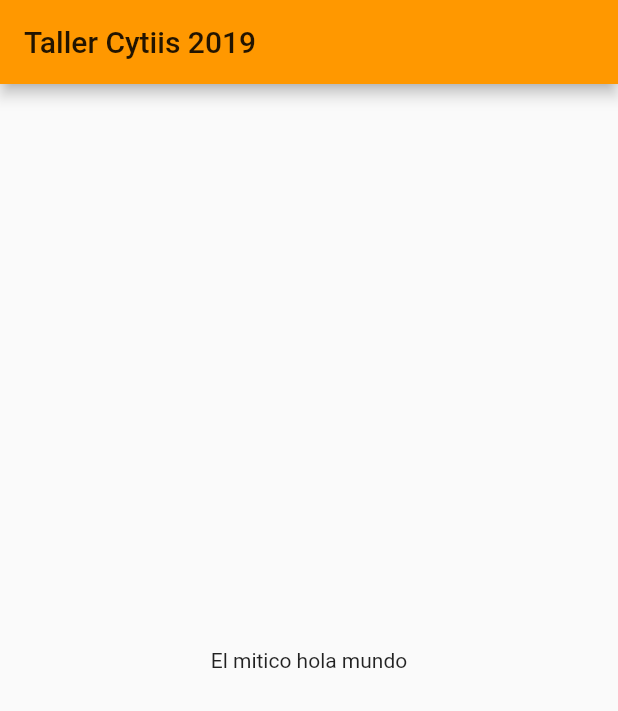
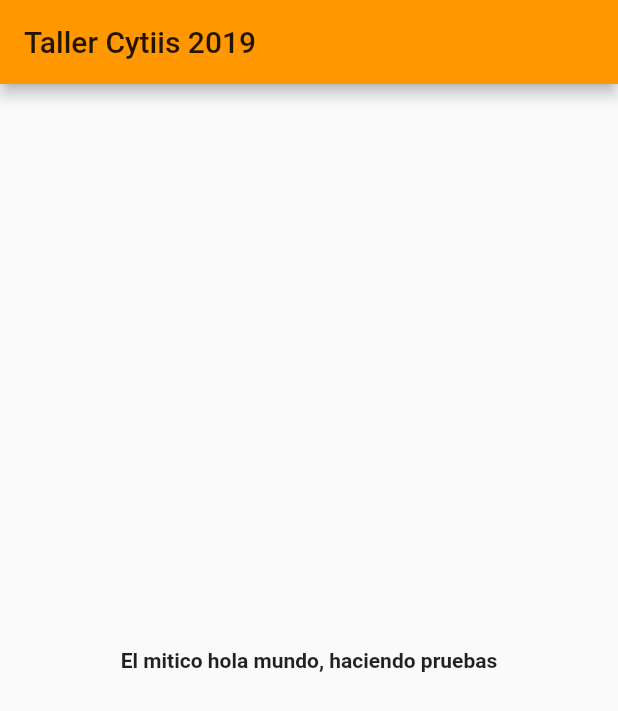
Before and after one commit to utrujillo/taller_trips, a Flutter app: the screen it shows after launch, on a phone screen of 412 x 824 dp. Shown: the top 711 px of the screen. Run offline on Flutter 3.47's test engine with Material 2 defaults, Android fonts, the phone set to English and light mode, and no system bars.

Commit message:
Agregando propiedades al Widget Text 	modified:   lib/main.dart

```diff
--- a/lib/main.dart
+++ b/lib/main.dart
@@ -16,7 +16,11 @@ class MyApp extends StatelessWidget {
           title: Text('Taller Cytiis 2019')
         ),
         body: Center(
-          child: Text('El mitico hola mundo')
+          child: Text(
+              'El mitico hola mundo, haciendo pruebas',
+              overflow: TextOverflow.ellipsis,
+              style: TextStyle(fontWeight: FontWeight.bold )
+            )
         )
       ),
     );
```
